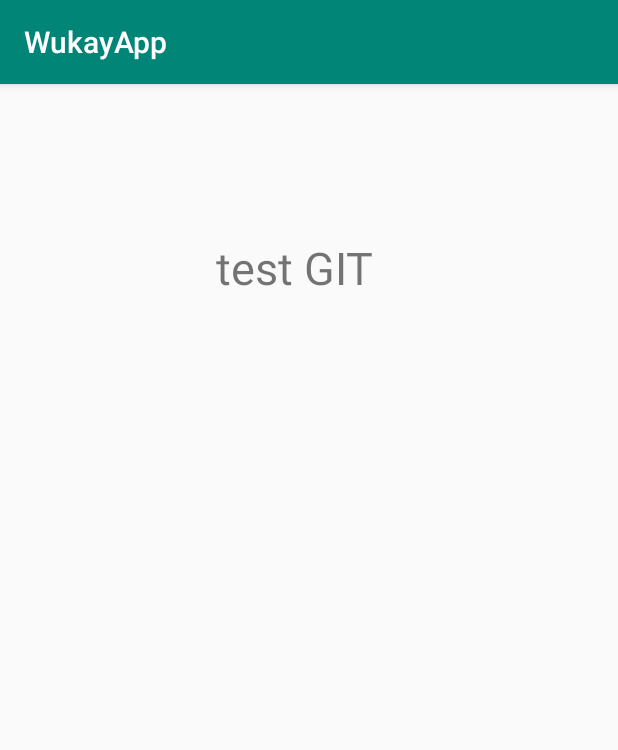
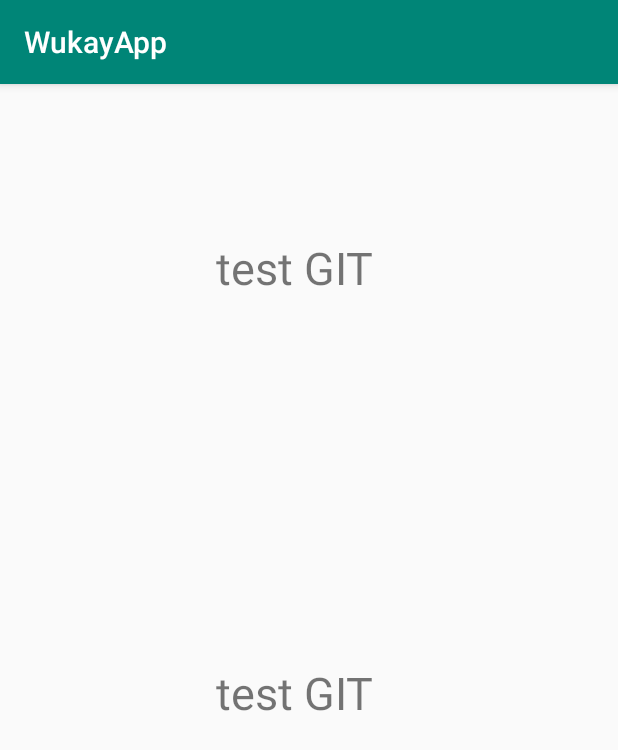
Before and after one commit to KaKouu/WukayApp, an Android app: the screen it shows after launch (HomePageActivity), on a phone screen of 412 x 824 dp. Shown: the top 750 px of the screen. Run offline under Robolectric (Android 15) with nearby library versions, the phone set to English and light mode, and no system bars.

Commit message:
Test , 1er commit. (Eliott)

```diff
--- a/app/src/main/res/layout/activity_home_page.xml
+++ b/app/src/main/res/layout/activity_home_page.xml
@@ -17,4 +17,14 @@
             android:layout_marginEnd="8dp" app:layout_constraintStart_toStartOf="parent"
             android:layout_marginStart="8dp" android:textSize="30sp" app:layout_constraintHorizontal_bias="0.467"
             app:layout_constraintVertical_bias="0.132"/>
+    <TextView
+            android:text="test GIT"
+            android:layout_width="wrap_content"
+            android:layout_height="wrap_content"
+            android:id="@+id/idTextTest2" android:layout_marginBottom="8dp"
+            app:layout_constraintBottom_toBottomOf="parent" android:layout_marginTop="8dp"
+            app:layout_constraintTop_toTopOf="parent" app:layout_constraintEnd_toEndOf="parent"
+            android:layout_marginEnd="8dp" app:layout_constraintStart_toStartOf="parent"
+            android:layout_marginStart="8dp" android:textSize="30sp" app:layout_constraintHorizontal_bias="0.467"
+            app:layout_constraintVertical_bias="0.53"/>
 </android.support.constraint.ConstraintLayout>
```
